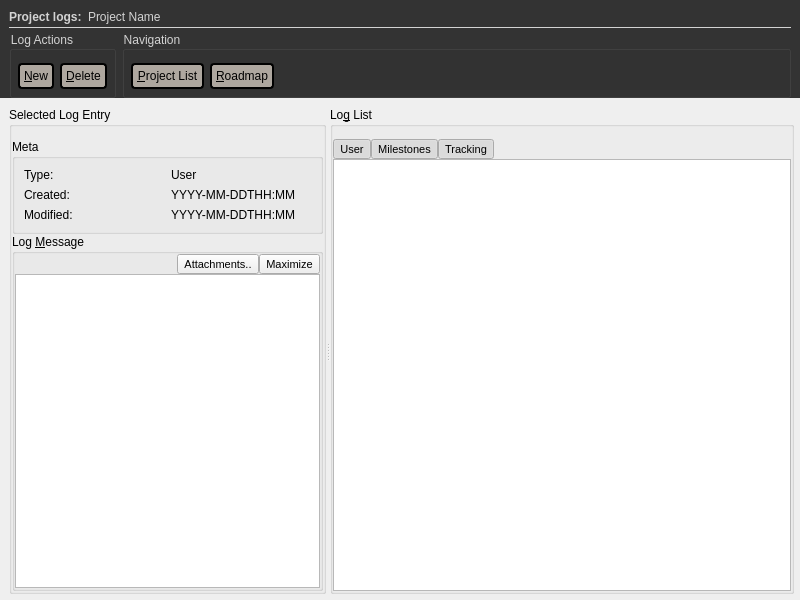
Before: the Qt Designer form forms/log2.ui in skriticos/nelia1, drawn with Qt 5.
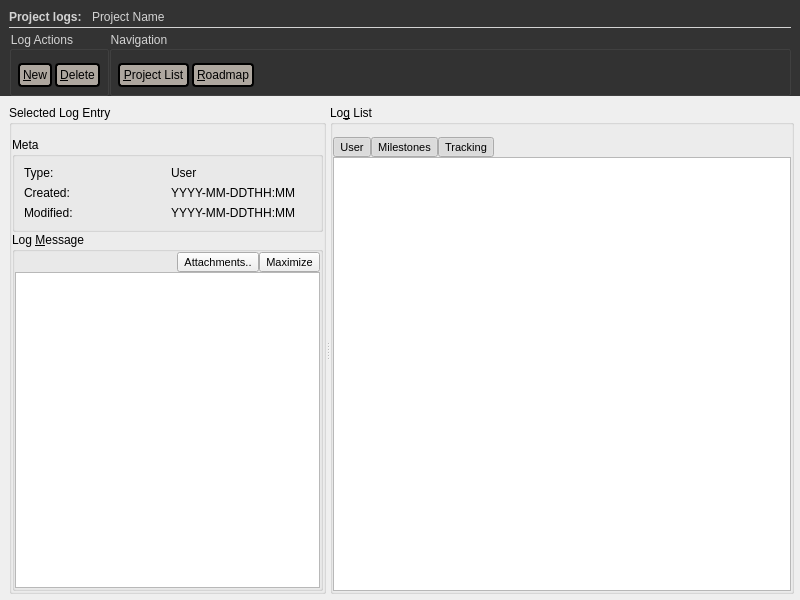
After: the same form once the commit is applied.

Commit message: some consistency fixes for project / log widget

Patch:
```diff
--- a/forms/log2.ui
+++ b/forms/log2.ui
@@ -30,7 +30,7 @@
      </property>
      <property name="styleSheet">
       <string notr="true">QWidget#action_bg_outer {
-	background-color:#333333
+	background-color:#333333;
 }
 QGroupBox{
 	color:lightgray;
@@ -42,8 +42,8 @@
 	border-style: solid;
 	border-width: 2px;
 	border-radius: 4px;
-	min-width: 5em;
-	padding: 4px;
+	min-width: 3.5em;
+	padding: 3px;
 }
 QPushButton:focus{
 	outline: none;
@@ -96,6 +96,9 @@
          <property name="bottomMargin">
           <number>0</number>
          </property>
+         <property name="horizontalSpacing">
+          <number>0</number>
+         </property>
          <property name="verticalSpacing">
           <number>3</number>
          </property>
@@ -123,6 +126,9 @@
             <property name="bottomMargin">
              <number>6</number>
             </property>
+            <property name="spacing">
+             <number>3</number>
+            </property>
             <item row="0" column="1">
              <widget class="QPushButton" name="btn_log_delete">
               <property name="text">
@@ -158,7 +164,7 @@
             <string notr="true">color:lightgray;</string>
            </property>
            <property name="text">
-            <string>Project logs:</string>
+            <string>Project logs:   </string>
            </property>
           </widget>
          </item>
@@ -180,6 +186,9 @@
             <property name="bottomMargin">
              <number>6</number>
             </property>
+            <property name="spacing">
+             <number>3</number>
+            </property>
             <item row="0" column="1">
              <widget class="QPushButton" name="btn_roadmap">
               <property name="text">
@@ -212,6 +221,12 @@
          </item>
          <item row="0" column="1" colspan="2">
           <widget class="QLabel" name="lbl_project_name">
+           <property name="sizePolicy">
+            <sizepolicy hsizetype="Preferred" vsizetype="Preferred">
+             <horstretch>0</horstretch>
+             <verstretch>0</verstretch>
+            </sizepolicy>
+           </property>
            <property name="styleSheet">
             <string notr="true">color:lightgray;</string>
            </property>
```
Left out of the diff: 8 changed lines with no effect on the pictures. The commit also changes 1 other file.
